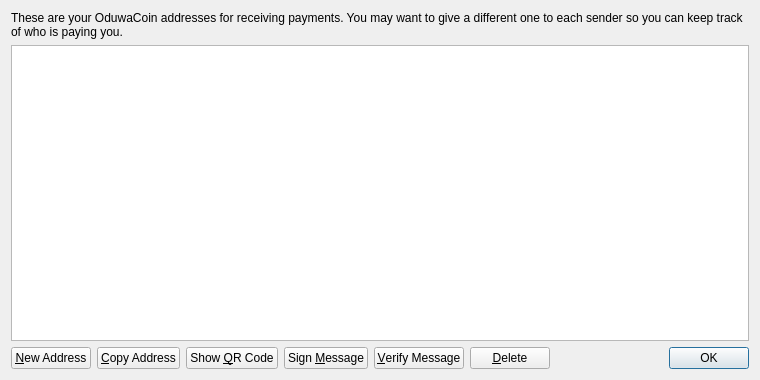
This is src/qt/forms/addressbookpage.ui in ODUWAX/oduwacoin as Qt 5 draws it before an edit. The edited form follows.
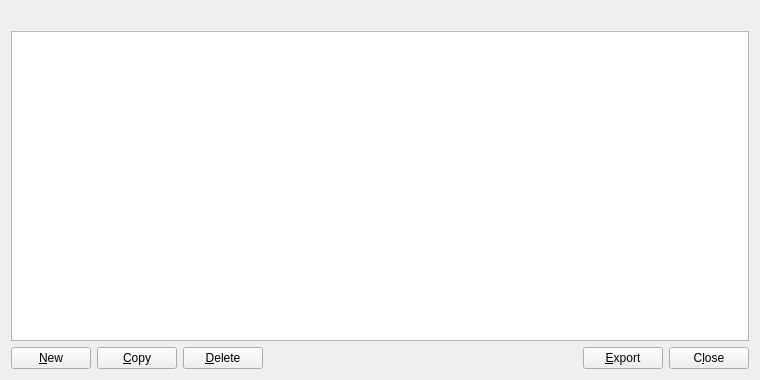
This is the edited form. Icons and pictures are not drawn.

Patch:
```diff
--- a/src/qt/forms/addressbookpage.ui
+++ b/src/qt/forms/addressbookpage.ui
@@ -16,9 +16,6 @@
   <layout class="QVBoxLayout" name="verticalLayout">
    <item>
     <widget class="QLabel" name="labelExplanation">
-     <property name="text">
-      <string>These are your OduwaCoin addresses for receiving payments. You may want to give a different one to each sender so you can keep track of who is paying you.</string>
-     </property>
      <property name="textFormat">
       <enum>Qt::PlainText</enum>
      </property>
@@ -63,12 +60,15 @@
         <string>Create a new address</string>
        </property>
        <property name="text">
-        <string>&amp;New Address</string>
+        <string>&amp;New</string>
        </property>
        <property name="icon">
         <iconset resource="../bitcoin.qrc">
          <normaloff>:/icons/add</normaloff>:/icons/add</iconset>
        </property>
+       <property name="autoDefault">
+        <bool>false</bool>
+       </property>
       </widget>
      </item>
      <item>
@@ -77,18 +77,14 @@
         <string>Copy the currently selected address to the system clipboard</string>
        </property>
        <property name="text">
-        <string>&amp;Copy Address</string>
+        <string>&amp;Copy</string>
        </property>
        <property name="icon">
         <iconset resource="../bitcoin.qrc">
          <normaloff>:/icons/editcopy</normaloff>:/icons/editcopy</iconset>
        </property>
-      </widget>
-     </item>
-     <item>
-      <widget class="QPushButton" name="showQRCode">
-       <property name="text">
-        <string>Show &amp;QR Code</string>
+       <property name="autoDefault">
+        <bool>false</bool>
        </property>
        <property name="icon">
         <iconset resource="../bitcoin.qrc">
@@ -97,35 +93,7 @@
       </widget>
      </item>
      <item>
-      <widget class="QPushButton" name="signMessage">
-       <property name="toolTip">
-        <string>Sign a message to prove you own a OduwaCoin address</string>
-       </property>
-       <property name="text">
-        <string>Sign &amp;Message</string>
-       </property>
-       <property name="icon">
-        <iconset resource="../bitcoin.qrc">
-         <normaloff>:/icons/edit</normaloff>:/icons/edit</iconset>
-       </property>
-      </widget>
-     </item>
-     <item>
-      <widget class="QPushButton" name="verifyMessage">
-       <property name="toolTip">
-        <string>Verify a message to ensure it was signed with a specified OduwaCoin address</string>
-       </property>
-       <property name="text">
-        <string>&amp;Verify Message</string>
-       </property>
-       <property name="icon">
-        <iconset resource="../bitcoin.qrc">
-         <normaloff>:/icons/transaction_0</normaloff>:/icons/transaction_0</iconset>
-       </property>
-      </widget>
-     </item>
-     <item>
-      <widget class="QPushButton" name="deleteButton">
+      <widget class="QPushButton" name="deleteAddress">
        <property name="toolTip">
         <string>Delete the currently selected address from the list</string>
        </property>
@@ -136,6 +104,9 @@
         <iconset resource="../bitcoin.qrc">
          <normaloff>:/icons/remove</normaloff>:/icons/remove</iconset>
        </property>
+       <property name="autoDefault">
+        <bool>false</bool>
+       </property>
       </widget>
      </item>
      <item>
@@ -152,15 +123,35 @@
       </spacer>
      </item>
      <item>
-      <widget class="QDialogButtonBox" name="buttonBox">
+      <widget class="QPushButton" name="exportButton">
+       <property name="toolTip">
+        <string>Export the data in the current tab to a file</string>
+       </property>
+       <property name="text">
+        <string>&amp;Export</string>
+       </property>
+       <property name="icon">
+        <iconset resource="../bitcoin.qrc">
+         <normaloff>:/icons/export</normaloff>:/icons/export</iconset>
+       </property>
+       <property name="autoDefault">
+        <bool>false</bool>
+       </property>
+      </widget>
+     </item>
+     <item>
+      <widget class="QPushButton" name="closeButton">
        <property name="sizePolicy">
-        <sizepolicy hsizetype="Maximum" vsizetype="Fixed">
+        <sizepolicy hsizetype="Minimum" vsizetype="Minimum">
          <horstretch>0</horstretch>
          <verstretch>0</verstretch>
         </sizepolicy>
        </property>
-       <property name="standardButtons">
-        <set>QDialogButtonBox::Ok</set>
+       <property name="text">
+        <string>C&amp;lose</string>
+       </property>
+       <property name="autoDefault">
+        <bool>false</bool>
        </property>
       </widget>
      </item>
```
Left out of the diff: 13 changed lines with no effect on the pictures.
